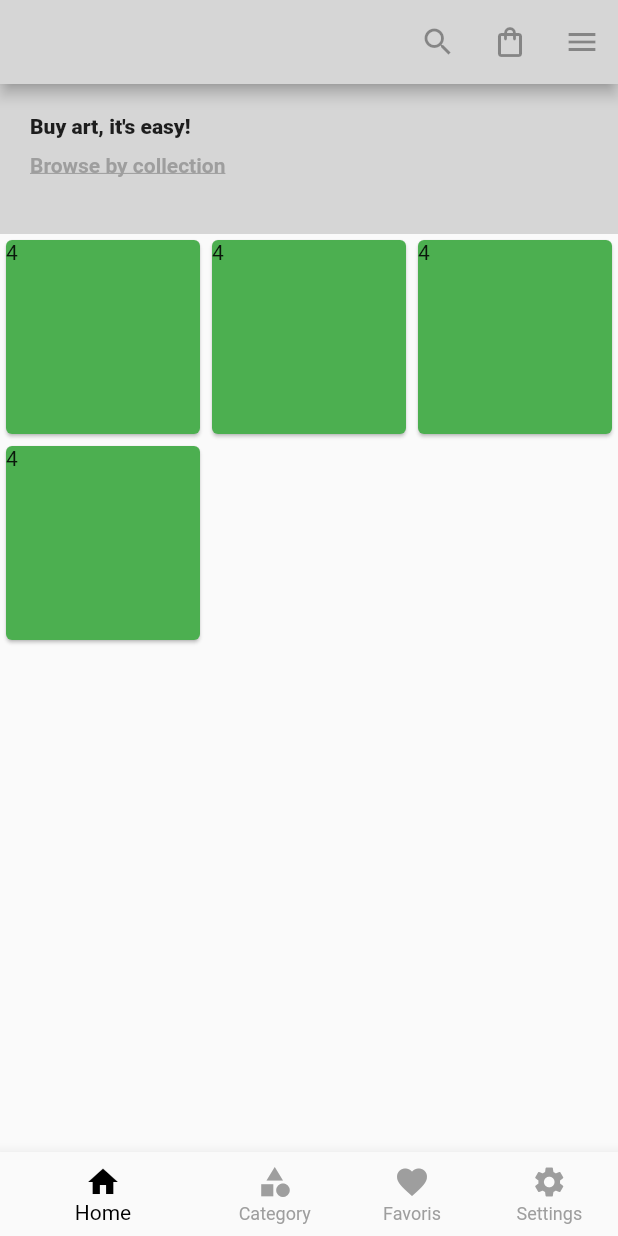
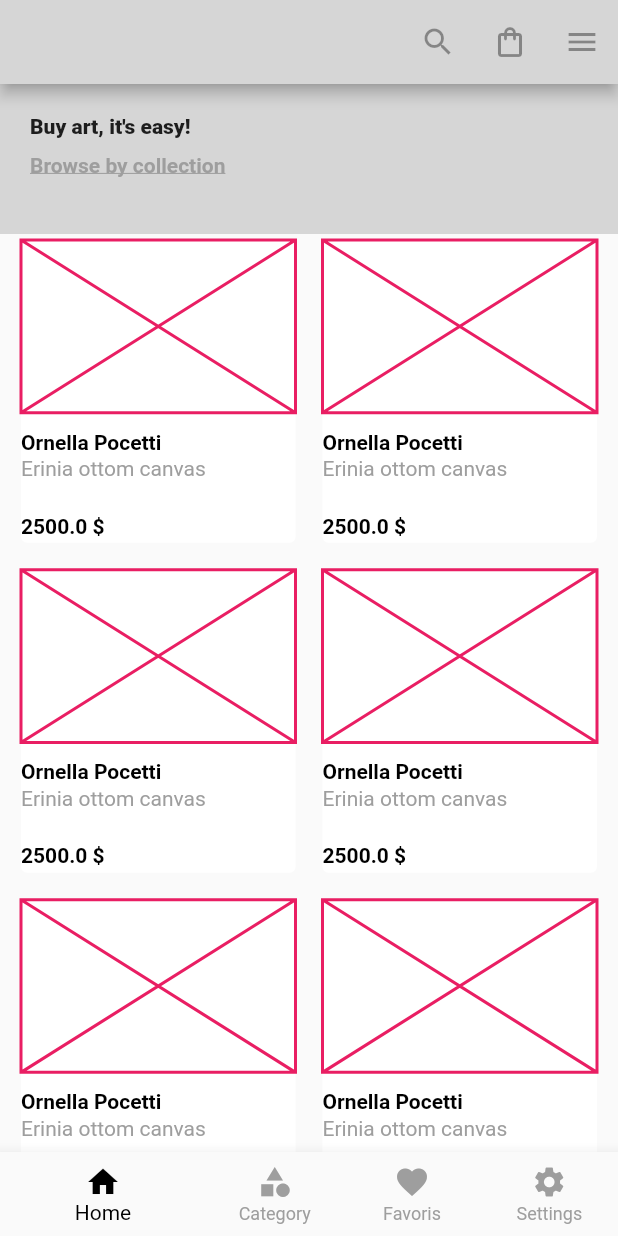
Before and after one commit to Batutankuma/shopping, a Flutter app: the screen it shows after launch, on a phone screen of 412 x 824 dp. Run offline on Flutter 3.47's test engine with Material 2 defaults, Android fonts, the phone set to English and light mode, and no system bars.

Commit message:
add file homedescrption and update file

```diff
--- /dev/null
+++ b/lib/views/components/card_produit.dart
@@ -0,0 +1,62 @@
+//create card produit
+import 'package:flutter/material.dart';
+import 'package:shopping/views/components/description_produit.dart';
+
+Widget cardProduit(BuildContext context, String title, String description, double price) {
+  return GestureDetector(
+    onTap: () => Navigator.push(context, MaterialPageRoute(builder: ((context) => DescriptionProduit()))),
+    child: Card(
+      elevation: 0.0,
+      child: SizedBox(
+        child: Column(
+          children: [
+            //image produit
+            const Flexible(
+              flex: 6,
+              child: Placeholder(color: Colors.pink),
+            ),
+            const SizedBox(height: 10),
+            //title produit
+            Flexible(
+              flex: 1,
+              child: Align(
+                alignment: Alignment.centerLeft,
+                child: Text(
+                  title,
+                  maxLines: 1,
+                  style: const TextStyle(
+                      color: Colors.black, fontWeight: FontWeight.w600),
+                ),
+              ),
+            ),
+            //description produit
+            Flexible(
+              flex: 2,
+              child: Align(
+                alignment: Alignment.topLeft,
+                child: Text(
+                  description,
+                  maxLines: 2,
+                  style: const TextStyle(color: Colors.grey),
+                ),
+              ),
+            ),
+            //price product
+            Flexible(
+              flex: 1,
+              child: Align(
+                alignment: Alignment.topLeft,
+                child: Text(
+                  "${price.toString()} \$",
+                  maxLines: 1,
+                  style: const TextStyle(
+                      color: Colors.black, fontWeight: FontWeight.w600),
+                ),
+              ),
+            ),
+          ],
+        ),
+      ),
+    ),
+  );
+}
--- a/lib/views/home/home_view.dart
+++ b/lib/views/home/home_view.dart
@@ -1,4 +1,5 @@
 import 'package:flutter/material.dart';
+import 'package:shopping/views/components/card_produit.dart';
 
 class HomeView extends StatelessWidget {
   const HomeView({super.key});
@@ -29,7 +30,8 @@ class HomeView extends StatelessWidget {
                     child: Text(
                       "Buy art, it's easy!",
                       style: TextStyle(fontWeight: FontWeight.w900),
-                      )),
+                    ),
+                  ),
                   SizedBox(height: 10),
                   Align(
                     alignment: Alignment.centerLeft,
@@ -45,14 +47,22 @@ class HomeView extends StatelessWidget {
               ),
             ),
           ),
-          SizedBox(
+          Padding(
+            padding: const EdgeInsets.only(left: 10, right: 10),
+            child: SizedBox(
               height: MediaQuery.of(context).size.height,
               width: MediaQuery.of(context).size.width,
               child: GridView.builder(
                 gridDelegate: const SliverGridDelegateWithFixedCrossAxisCount(
-                    crossAxisCount: 3),
-                itemCount: 4,
-                itemBuilder: ((context, index) => Card(color: Colors.green,child: Text("4"),))),
+                    crossAxisCount: 2,
+                    childAspectRatio: 0.91,
+                    mainAxisSpacing: 10,
+                    crossAxisSpacing: 10),
+                itemCount: 50,
+                itemBuilder: ((context, index) => cardProduit(context,
+                    "Ornella Pocetti", "Erinia ottom canvas", 2500)),
+              ),
+            ),
           )
         ],
       ),
```
Also changed, not shown: lib/views/components/description_produit.dart (added, +86 -0 lines). Lines whose indentation alone changed are shown as unchanged.
